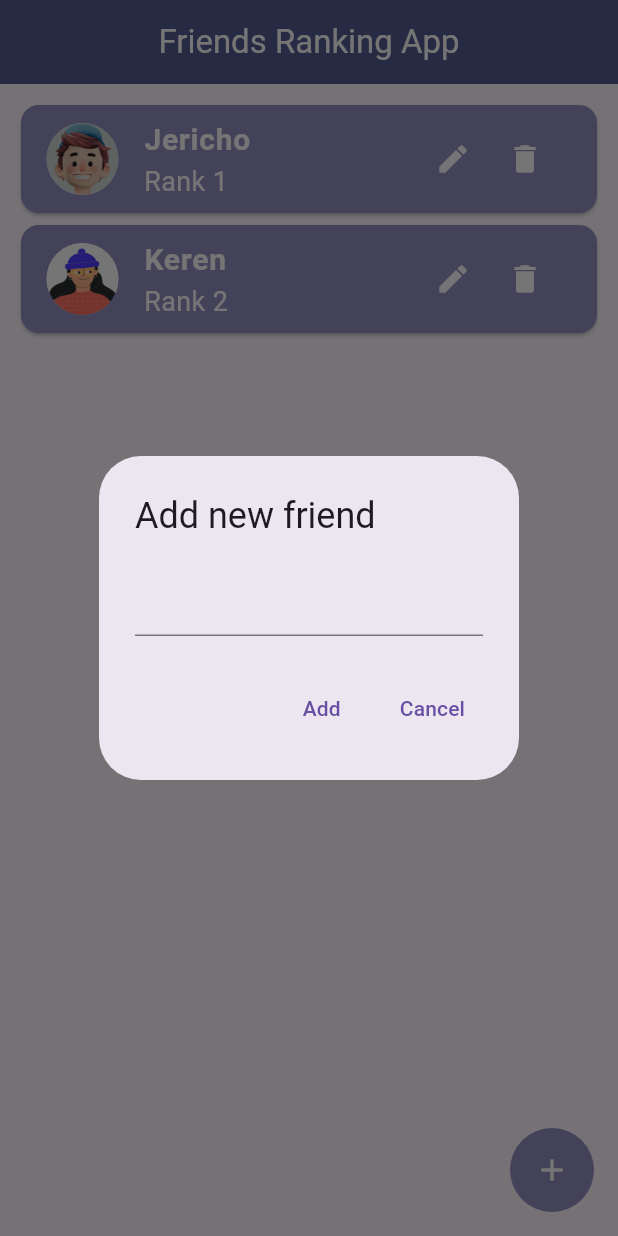
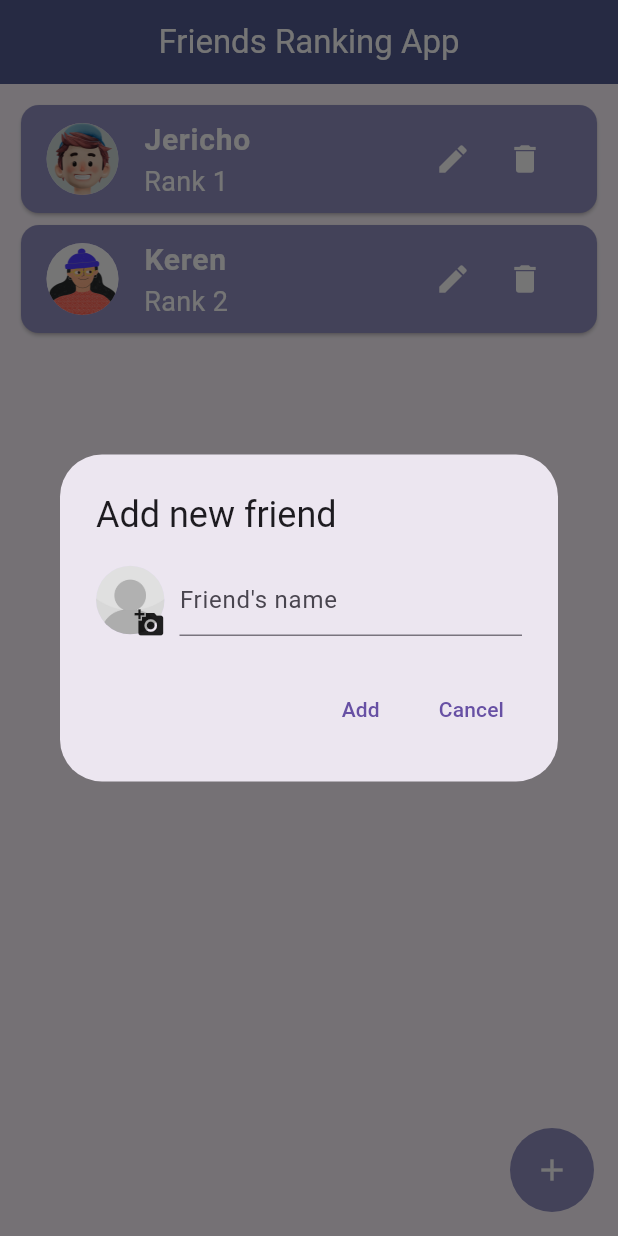
Before and after one commit to edilbertjaguimit/flutter_friends_ranking, a Flutter app: the screen it shows after launch, after a tap on the "delete" icon, after a tap on the "add" icon, on a phone screen of 412 x 824 dp. Run offline on Flutter 3.47's test engine with Material 3 defaults, Android fonts, the phone set to English and light mode, and no system bars; our stand-ins replace fluttertoast, image_picker.

Commit message:
can now add an image to the friends card list

```diff
--- /dev/null
+++ b/lib/components/form.dart
@@ -0,0 +1,55 @@
+// ignore_for_file: prefer_const_constructors, prefer_const_literals_to_create_immutables
+import 'dart:typed_data';
+
+import 'package:flutter/material.dart';
+
+class FormSettings extends StatelessWidget {
+  const FormSettings({this.image, this.friendName, this.onTap, super.key});
+  final Uint8List? image;
+  final Function()? onTap;
+  final TextEditingController? friendName;
+
+  @override
+  Widget build(BuildContext context) {
+    return Row(
+      children: [
+        Expanded(
+          child: InkWell(
+            borderRadius: BorderRadius.circular(50),
+            onTap: onTap,
+            child: Stack(
+              children: [
+                CircleAvatar(
+                  backgroundImage: image != null
+                      ? MemoryImage(image!)
+                      : AssetImage('assets/default profile.jpg')
+                          as ImageProvider<Object>?,
+                  radius: 25,
+                  // child: null,
+                ),
+                image == null
+                    ? Positioned(
+                        bottom: 0,
+                        right: 0,
+                        child: Icon(
+                          Icons.add_a_photo,
+                          size: 20,
+                        ),
+                      )
+                    : Text(''),
+              ],
+            ),
+          ),
+        ),
+        SizedBox(width: 10),
+        Expanded(
+          flex: 5,
+          child: TextField(
+            controller: friendName,
+            decoration: InputDecoration(hintText: 'Friend\'s name'),
+          ),
+        ),
+      ],
+    );
+  }
+}
--- a/lib/components/person_card.dart
+++ b/lib/components/person_card.dart
@@ -65,9 +65,7 @@ class _PersonCardState extends State<PersonCard> {
                   ),
                   Expanded(
                     child: InkWell(
-                      onTap: () {
-                        _pinckImageFromCamera();
-                      },
+                      onTap: () {},
                       child: SizedBox(
                         child: Column(
                           children: [
@@ -99,16 +97,16 @@ class _PersonCardState extends State<PersonCard> {
     Navigator.pop(context);
   }
 
-  Future _pinckImageFromCamera() async {
-    final returnImage =
-        await ImagePicker().pickImage(source: ImageSource.camera);
-    if (returnImage == null) return;
-    setState(() {
-      selectedImage = File(returnImage.path);
-      _image = File(returnImage.path).readAsBytesSync();
-    });
-    Navigator.pop(context);
-  }
+  // Future _pinckImageFromCamera() async {
+  //   final returnImage =
+  //       await ImagePicker().pickImage(source: ImageSource.camera);
+  //   if (returnImage == null) return;
+  //   setState(() {
+  //     selectedImage = File(returnImage.path);
+  //     _image = File(returnImage.path).readAsBytesSync();
+  //   });
+  //   Navigator.pop(context);
+  // }
 //   Future _pinckImageFromGallery() async {
 //   final returnImage = await ImagePicker().pickImage(source: ImageSource.gallery);
 //   if (returnImage == null) return;
@@ -131,9 +129,10 @@ class _PersonCardState extends State<PersonCard> {
         // dense: true,
         // minVerticalPadding: 5,
         leading: CircleAvatar(
-          backgroundImage: _image != null
-              ? MemoryImage(_image!)
-              : AssetImage(widget.person.imageUrl) as ImageProvider<Object>?,
+          backgroundImage: widget.person.image != null
+              ? MemoryImage(widget.person.image!)
+              : AssetImage(widget.person.defaultImage!)
+                  as ImageProvider<Object>?,
           radius: 25,
         ),
         title: Text(
@@ -186,7 +185,9 @@ class _PersonCardState extends State<PersonCard> {
         onTap: () {
           print(widget.index);
           Navigator.pushNamed(context, 'personDetails', arguments: {
-            'imageUrl': widget.person.imageUrl,
+            'imageUrl':
+                widget.person.image == null ? widget.person.defaultImage : null,
+            'image': widget.person.image,
             'name': widget.person.name,
             'rank': widget.index + 1,
           });
--- a/lib/model/person.dart
+++ b/lib/model/person.dart
@@ -1,6 +1,12 @@
+import 'dart:typed_data';
+
 class Person {
-  final String imageUrl;
   final String name;
-  // final int rank;
-  const Person({required this.imageUrl, required this.name});
+  final Uint8List? image;
+  final String? defaultImage;
+
+  Person(
+      {required this.name,
+      this.image,
+      this.defaultImage = 'assets/default profile.jpg'});
 }
--- a/lib/model/person_list.dart
+++ b/lib/model/person_list.dart
@@ -1,16 +1,18 @@
+import 'dart:typed_data';
+
 import 'package:flutter/material.dart';
 import 'package:flutter_friends_ranking/model/person.dart';
 
 // This will manage the state using Provider State Management
 class PersonListModel extends ChangeNotifier {
   List<Person> persons = [
-    const Person(imageUrl: 'assets/My ID.jpg', name: 'Edilbert Cute'),
-    const Person(imageUrl: 'assets/boy 1.png', name: 'Jericho'),
-    const Person(imageUrl: 'assets/girl 1.png', name: 'Keren'),
+    Person(defaultImage: 'assets/My ID.jpg', name: 'Edilbert Cute'),
+    Person(defaultImage: 'assets/boy 1.png', name: 'Jericho'),
+    Person(defaultImage: 'assets/girl 1.png', name: 'Keren'),
   ];
 
-  void addNewPerson({required String name}) {
-    persons.add(Person(imageUrl: 'assets/default profile.jpg', name: name));
+  void addNewPerson({required String name, Uint8List? image}) {
+    persons.add(Person(name: name, image: image));
     notifyListeners();
   }
 
--- a/lib/pages/home_page.dart
+++ b/lib/pages/home_page.dart
@@ -1,10 +1,15 @@
 // ignore_for_file: prefer_const_constructors, prefer_const_literals_to_create_immutables
 
+import 'dart:io';
+import 'dart:typed_data';
+
 import 'package:flutter/material.dart';
+import 'package:flutter_friends_ranking/components/form.dart';
 import 'package:flutter_friends_ranking/components/person_card.dart';
 import 'package:flutter_friends_ranking/components/toast.dart';
 import 'package:flutter_friends_ranking/model/person_list.dart';
 import 'package:fluttertoast/fluttertoast.dart';
+import 'package:image_picker/image_picker.dart';
 import 'package:provider/provider.dart';
 
 class HomePage extends StatefulWidget {
@@ -15,12 +20,24 @@ class HomePage extends StatefulWidget {
 }
 
 class _HomePageState extends State<HomePage> {
+  Uint8List? _image;
+  File? selectedImage;
   FToast? fToast;
   @override
   void initState() {
     super.initState();
     fToast = FToast();
     fToast!.init(context);
+  }
+
+  Future _pinckImageFromGallery() async {
+    final returnImage =
+        await ImagePicker().pickImage(source: ImageSource.gallery);
+    if (returnImage == null) return;
+    setState(() {
+      selectedImage = File(returnImage.path);
+      _image = File(returnImage.path).readAsBytesSync();
+    });
   }
 
   TextEditingController friendName = TextEditingController();
@@ -51,9 +68,10 @@ class _HomePageState extends State<HomePage> {
           content: SingleChildScrollView(
             child: ListBody(
               children: <Widget>[
-                TextField(
-                  controller: friendName,
-                  decoration: InputDecoration(),
+                FormSettings(
+                  image: _image,
+                  friendName: friendName,
+                  onTap: () => _pinckImageFromGallery(),
                 ),
               ],
             ),
@@ -70,18 +88,23 @@ class _HomePageState extends State<HomePage> {
                     // personList.personList();
                     context
                         .read<PersonListModel>()
-                        .addNewPerson(name: friendName.text);
+                        .addNewPerson(name: friendName.text, image: _image);
                   });
                   print(friendName.text);
                   friendName.text = '';
                   Navigator.pop(context);
                   _displayToast();
+                  _image = null;
                 }
               },
               child: const Text('Add'),
             ),
             TextButton(
-              onPressed: () => Navigator.pop(context),
+              onPressed: () {
+                Navigator.pop(context);
+                _image = null;
+                friendName.text = '';
+              },
               child: const Text('Cancel'),
             ),
           ],
--- a/lib/pages/person_details.dart
+++ b/lib/pages/person_details.dart
@@ -46,7 +46,9 @@ class _PersonDetailsState extends State<PersonDetails> {
                     child: Container(
                       child: ClipRRect(
                         borderRadius: BorderRadius.circular(20),
-                        child: Image.asset(data['imageUrl']),
+                        child: data['image'] != null
+                            ? Image(image: MemoryImage(data['image']))
+                            : Image(image: AssetImage(data['imageUrl'])),
                       ),
                     ),
                   ),
```
Also changed, not shown: 1 other file.
